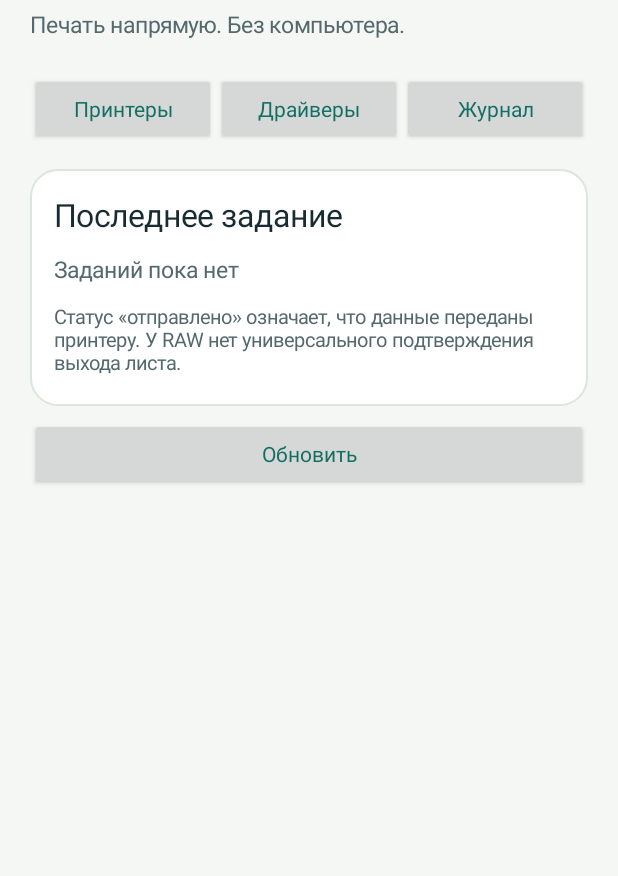
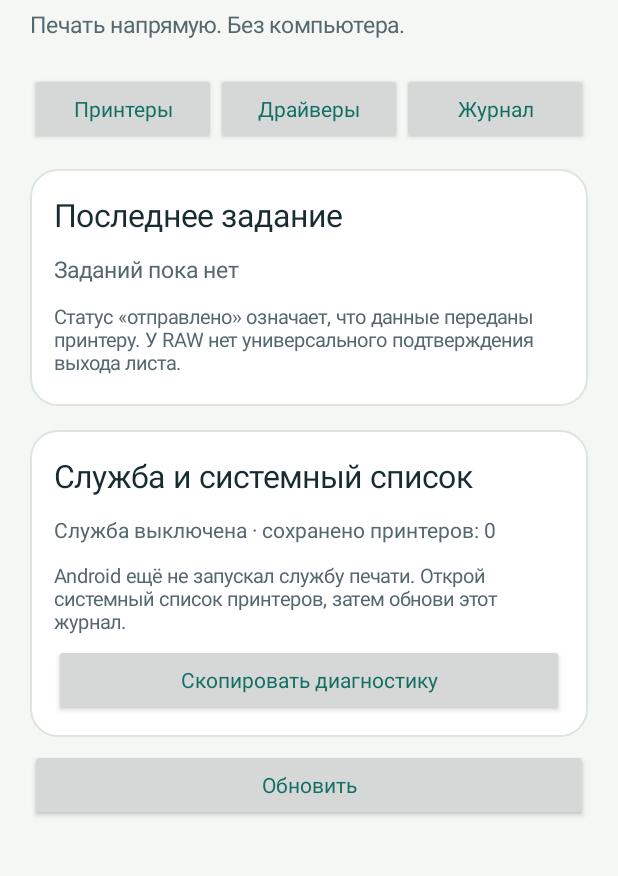
Before and after one commit to DefGh/LocalPrint, an Android app: the screen it shows after launch (MainActivity), after a tap on "Журнал", on a phone screen of 412 x 824 dp, the part 103-979 px from its top. Run offline under Robolectric (Android 15) with nearby library versions, the phone set to English and light mode, and no system bars; 3 other taps on this screen came first.

Commit message:
Report printer discovery failures and add system service diagnostics

```diff
--- a/app/src/main/AndroidManifest.xml
+++ b/app/src/main/AndroidManifest.xml
@@ -1,5 +1,5 @@
 <?xml version="1.0" encoding="utf-8"?>
-<manifest xmlns:android="http://schemas.android.com/apk/res/android" package="org.localprint" android:versionCode="1" android:versionName="0.1.0">
+<manifest xmlns:android="http://schemas.android.com/apk/res/android" package="org.localprint" android:versionCode="2" android:versionName="0.1.1">
     <uses-sdk android:minSdkVersion="26" android:targetSdkVersion="36" />
     <uses-permission android:name="android.permission.INTERNET" />
     <application android:label="LocalPrint" android:theme="@style/AppTheme" android:icon="@drawable/ic_print"
--- a/app/src/main/java/org/localprint/android/MainActivity.java
+++ b/app/src/main/java/org/localprint/android/MainActivity.java
@@ -80,7 +80,7 @@ public final class MainActivity extends Activity {
         LinearLayout intro=card();intro.addView(text(enabled()?"Служба печати включена":"Включи службу для печати",20,INK));
         intro.addView(text("После сохранения принтера включи LocalPrint в настройках. Сам документ отправляется из меню «Печать» нужного приложения.",14,MUTED));
         intro.addView(button("Открыть настройки печати",()->startActivity(new Intent(Settings.ACTION_PRINT_SETTINGS))));
-        content.addView(text("Версия 0.1 · A4, A5, Letter, Legal · чёрно-белая печать · одна сторона. Данные отправляются в локальную сеть.",12,MUTED));
+        content.addView(text("Версия 0.1.1 · A4, A5, Letter, Legal · чёрно-белая печать · одна сторона. Данные отправляются в локальную сеть.",12,MUTED));
     }
     private EditText field(LinearLayout layout,String label,String value,int type){TextView caption=text(label,14,MUTED);layout.addView(caption);EditText e=new EditText(this);e.setTag(caption);e.setSingleLine(true);e.setInputType(type);e.setText(value);layout.addView(e,new LinearLayout.LayoutParams(-1,-2));return e;}
     private void edit(Store.Printer old,String name,String host,int port,String transport,String path,String selectedProfile){
@@ -151,7 +151,19 @@ public final class MainActivity extends Activity {
                 .setNegativeButton("Отмена",null).setPositiveButton("Установить",(d,w)->{try{store.installProfile(p);show(1);}catch(Exception e){error(e);}}).show();});
         }catch(Exception e){main.post(()->error(e));}});
     }
-    private void journal(){LinearLayout c=card();c.addView(text("Последнее задание",21,INK));c.addView(text(store.lastJob(),15,MUTED));c.addView(text("Статус «отправлено» означает, что данные переданы принтеру. У RAW нет универсального подтверждения выхода листа.",13,MUTED));content.addView(button("Обновить",()->show(2)));}
+    private void journal(){
+        LinearLayout c=card();c.addView(text("Последнее задание",21,INK));c.addView(text(store.lastJob(),15,MUTED));
+        c.addView(text("Статус «отправлено» означает, что данные переданы принтеру. У RAW нет универсального подтверждения выхода листа.",13,MUTED));
+        LinearLayout service=card();service.addView(text("Служба и системный список",21,INK));
+        service.addView(text("Служба "+(enabled()?"включена":"выключена")+" · сохранено принтеров: "+store.printers().size(),14,MUTED));
+        TextView history=text(store.serviceHistory(),13,MUTED);history.setTextIsSelectable(true);service.addView(history);
+        service.addView(button("Скопировать диагностику",()->{
+            android.content.ClipboardManager clipboard=(android.content.ClipboardManager)getSystemService(CLIPBOARD_SERVICE);
+            clipboard.setPrimaryClip(ClipData.newPlainText("LocalPrint", "Android "+Build.VERSION.RELEASE+" / "+Build.MANUFACTURER+" "+Build.MODEL+"\nСлужба включена: "+enabled()+"\nСохранено принтеров: "+store.printers().size()+"\n"+store.serviceHistory()));
+            Toast.makeText(this,"Диагностика скопирована",Toast.LENGTH_SHORT).show();
+        }));
+        content.addView(button("Обновить",()->show(2)));
+    }
     private void licenses(){try{TextView t=text(store.asset("NOTICE.txt"),13,INK);t.setPadding(dp(20),dp(8),dp(20),dp(8));t.setTextIsSelectable(true);ScrollView s=new ScrollView(this);s.addView(t);new AlertDialog.Builder(this).setTitle("LocalPrint · GPL-2.0").setView(s).setPositiveButton("Закрыть",null).show();}catch(Exception e){error(e);}}
     private void probe(Store.Printer p){
         worker.submit(()->{try(Socket socket=new Socket()){socket.connect(new InetSocketAddress(p.host,p.port),5000);main.post(()->{if(alive)new AlertDialog.Builder(this).setTitle("Связь есть").setMessage(p.host+":"+p.port+" отвечает. Теперь можно отправить документ через меню «Печать».").setPositiveButton("ОК",null).show();});}catch(Exception e){main.post(()->error(new IOException("Нет связи с "+p.host+":"+p.port+". Проверь сеть Wi-Fi и питание принтера.",e)));}});
--- a/app/src/main/java/org/localprint/android/Store.java
+++ b/app/src/main/java/org/localprint/android/Store.java
@@ -55,4 +55,12 @@ public final class Store {
     }
     public void log(String message){prefs.edit().putString("lastJob",new java.text.SimpleDateFormat("dd.MM HH:mm",java.util.Locale.ROOT).format(new Date())+"\n"+message).apply();}
     public String lastJob(){return prefs.getString("lastJob","Заданий пока нет");}
+    public synchronized void serviceEvent(String message){
+        String entry=new java.text.SimpleDateFormat("dd.MM HH:mm:ss",java.util.Locale.ROOT).format(new Date())+" · "+message;
+        String history=entry+"\n"+prefs.getString("serviceHistory","");
+        if(history.length()>8000)history=history.substring(0,8000);
+        prefs.edit().putString("serviceHistory",history).apply();
+        android.util.Log.i("LocalPrint",message);
+    }
+    public String serviceHistory(){return prefs.getString("serviceHistory","Android ещё не запускал службу печати. Открой системный список принтеров, затем обнови этот журнал.");}
 }
```
Also changed, not shown: app/src/main/java/org/localprint/android/LocalPrintService.java (+18 -7 lines), 7 other files.
